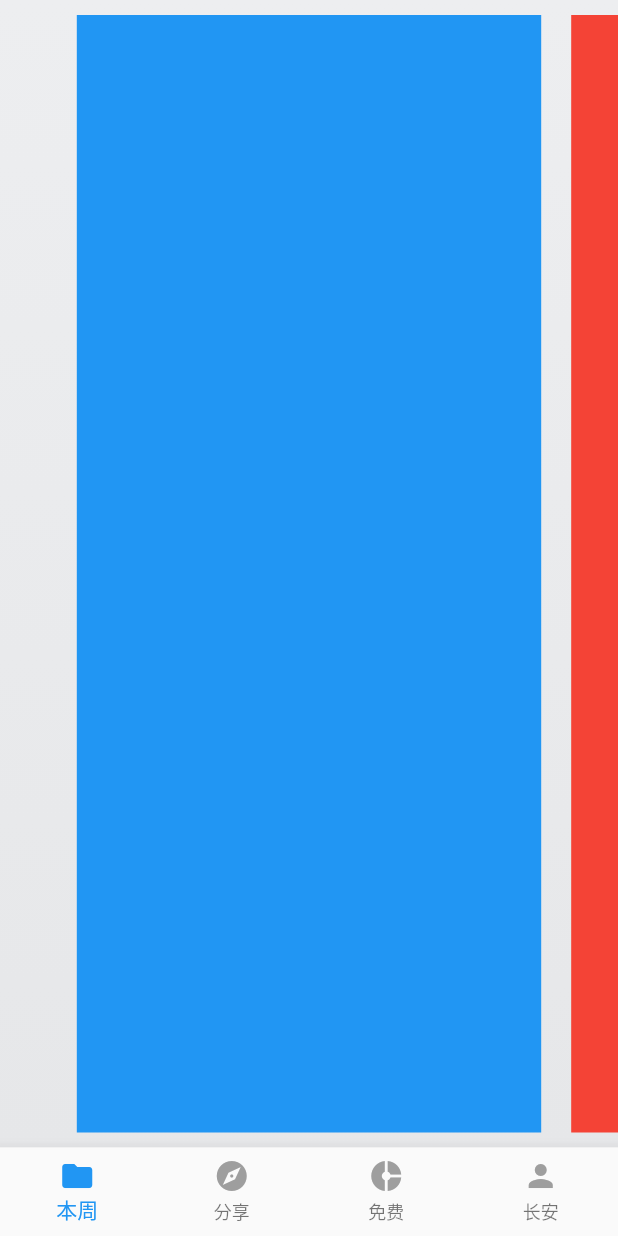
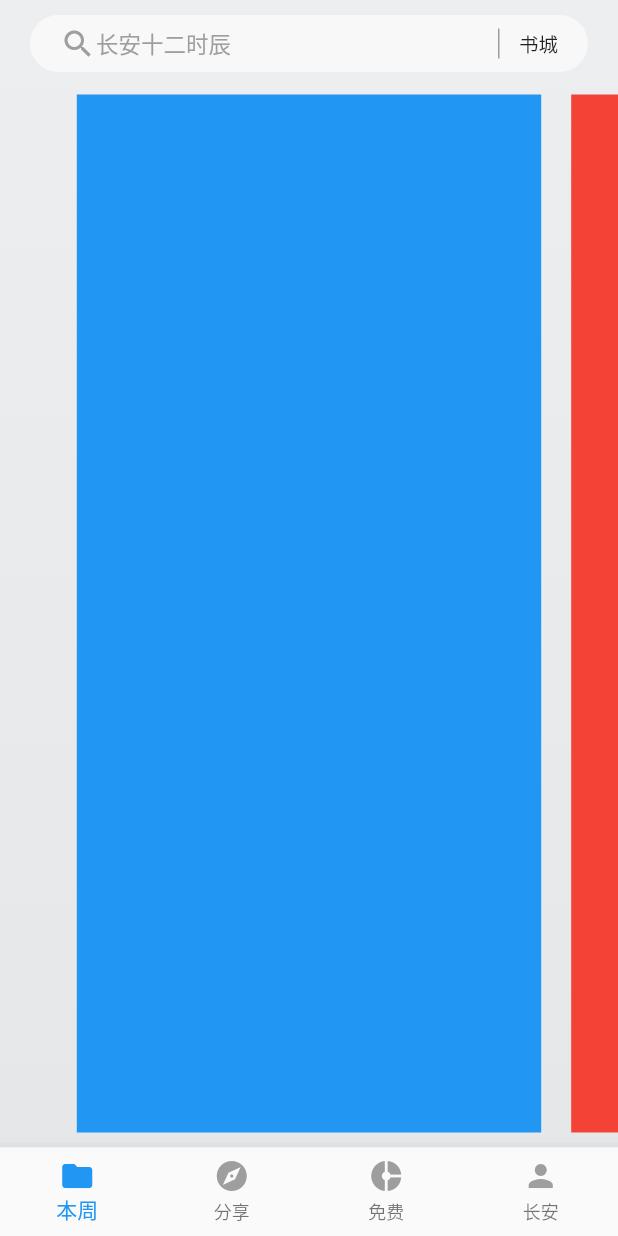
Before and after one commit to paopaomo/beauty_flutter, a Flutter app: the screen it shows after launch, on a phone screen of 412 x 824 dp. Run offline on Flutter 3.47's test engine with Material 2 defaults, Android fonts, the phone set to English and light mode, and no system bars.

Commit message:
custom appBar and statusBar

```diff
--- a/lib/content_pager.dart
+++ b/lib/content_pager.dart
@@ -1,4 +1,6 @@
+import 'package:beautyflutter/custom_appbar.dart';
 import 'package:flutter/material.dart';
+import 'package:flutter/services.dart';
 
 class ContentPager extends StatefulWidget {
   final ValueChanged<int> onPageChanged;
@@ -27,6 +29,7 @@ class _ContentPagerState extends State<ContentPager> {
     if(widget.contentPagerController != null) {
       widget.contentPagerController._pageController = _pageController;
     }
+    _statusBar();
     super.initState();
   }
 
@@ -34,7 +37,7 @@ class _ContentPagerState extends State<ContentPager> {
   Widget build(BuildContext context) {
     return Column(
       children: <Widget>[
-        // appBar
+        CustomAppBar(),
         Expanded(
           child: PageView(
             children: <Widget>[
@@ -61,6 +64,19 @@ class _ContentPagerState extends State<ContentPager> {
       ),
     );
   }
+
+  _statusBar() {
+    SystemUiOverlayStyle uiOverlayStyle = SystemUiOverlayStyle(
+      systemNavigationBarColor: Color(0xFF000000),
+      systemNavigationBarDividerColor: null,
+      statusBarColor: Colors.transparent,
+      systemNavigationBarIconBrightness: Brightness.light,
+      statusBarIconBrightness: Brightness.dark,
+      statusBarBrightness: Brightness.light,
+    );
+
+    SystemChrome.setSystemUIOverlayStyle(uiOverlayStyle);
+  }
 }
 
 class ContentPagerController {
--- /dev/null
+++ b/lib/custom_appbar.dart
@@ -0,0 +1,46 @@
+import 'package:flutter/cupertino.dart';
+import 'package:flutter/material.dart';
+
+class CustomAppBar extends StatelessWidget {
+  @override
+  Widget build(BuildContext context) {
+    double paddingTop = MediaQuery.of(context).padding.top;
+    return Container(
+      padding: EdgeInsets.fromLTRB(20, 7, 20, 7),
+      margin: EdgeInsets.fromLTRB(20, paddingTop + 10, 20, 5),
+      decoration: BoxDecoration(
+        borderRadius: BorderRadius.circular(19),
+        color: Colors.white60
+      ),
+      child: Row(
+        children: <Widget>[
+          Icon(
+            Icons.search,
+            color: Colors.grey
+          ),
+          Expanded(
+            child: Text(
+                '长安十二时辰',
+                style: TextStyle(
+                    fontSize: 15,
+                    color: Colors.grey
+                )
+            )
+          ),
+          Container(
+            width: 1,
+            height: 20,
+            margin: EdgeInsets.only(right: 13),
+            decoration: BoxDecoration(color: Colors.grey),
+          ),
+          Text(
+            '书城',
+            style: TextStyle(
+              fontSize: 13
+            )
+          )
+        ],
+      ),
+    );
+  }
+}
```
